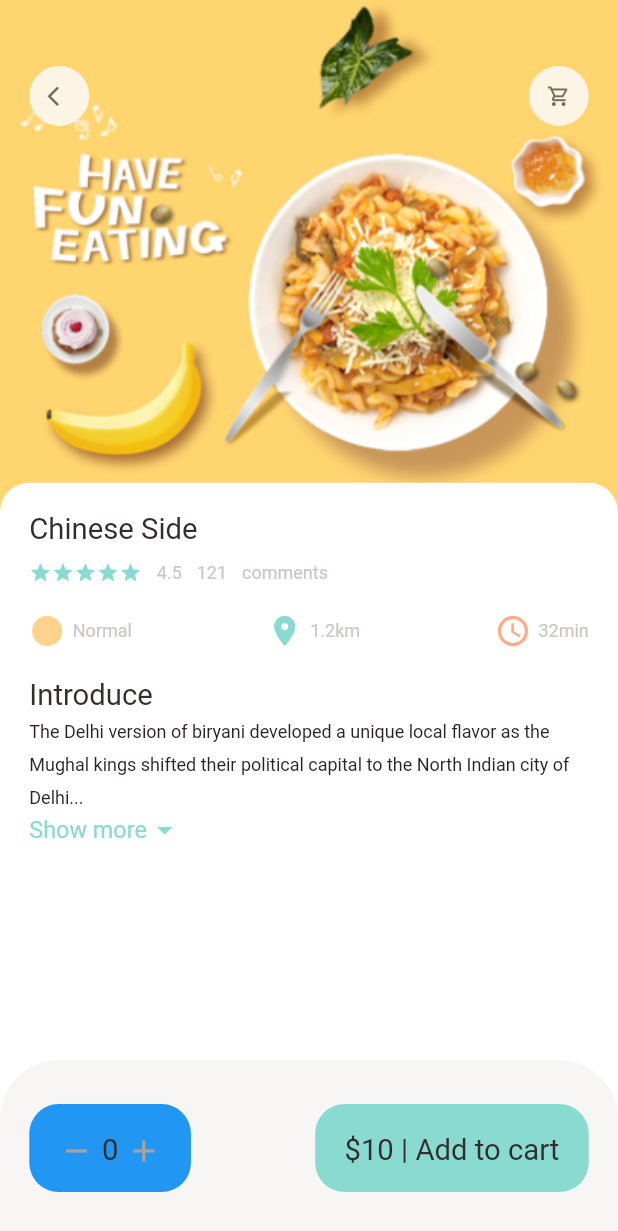
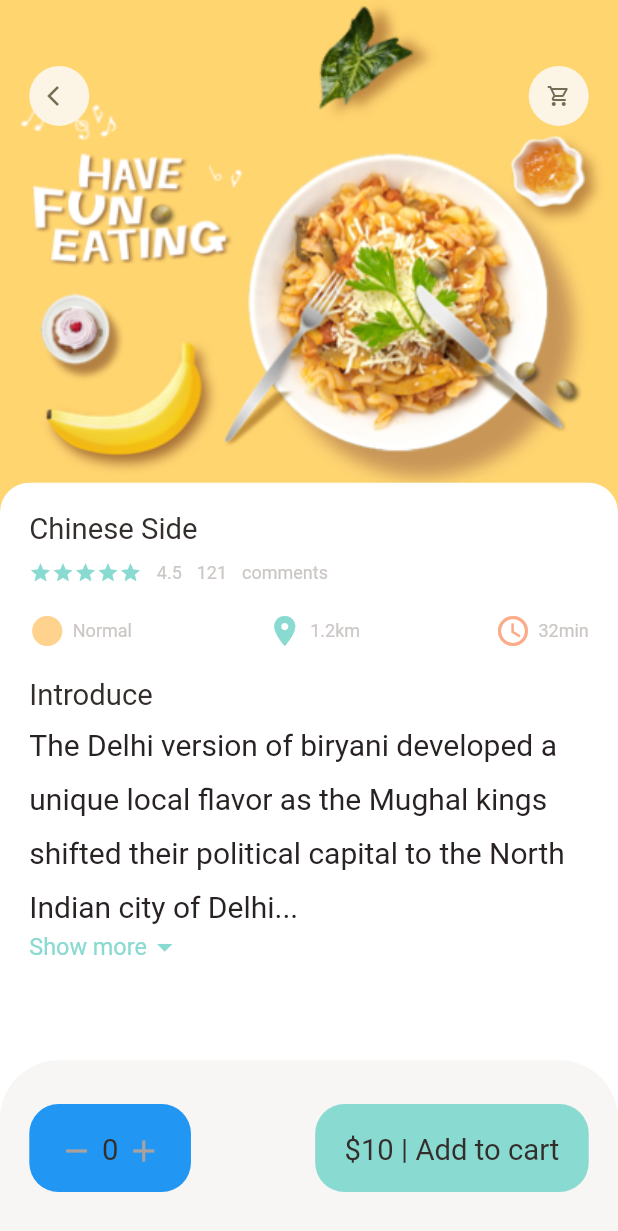
Before and after one commit to dawirashid/food_delivery_demo, a Flutter app: the PopularFoodDetail screen opened directly, on a phone screen of 412 x 824 dp. Shown: the top 1231 px of the screen. Run offline on Flutter 3.47's test engine with Material 2 defaults, Android fonts, the phone set to English and light mode, and no system bars; our stand-ins replace dots_indicator, get.

```diff
--- a/lib/main.dart
+++ b/lib/main.dart
@@ -1,5 +1,6 @@
 import 'package:flutter/material.dart';
 import 'package:food_delivery_demo/pages/food/popular_food_details.dart';
+import 'package:food_delivery_demo/pages/food/recommended_food_detail.dart';
 
 import 'package:food_delivery_demo/pages/home/mainfoodpage.dart';
 import 'package:get/get.dart';
@@ -16,7 +17,7 @@ class MyApp extends StatelessWidget {
   Widget build(BuildContext context) {
     return const GetMaterialApp(
       debugShowCheckedModeBanner: false,
-      home: PopularFoodDetail()
+      home: RecomendedFoodDetail(),
     );
   }
 }
--- a/lib/pages/food/popular_food_details.dart
+++ b/lib/pages/food/popular_food_details.dart
@@ -77,7 +77,8 @@ class PopularFoodDetail extends StatelessWidget {
                     child: SingleChildScrollView(
                       child: ExpandableTextWidget(
                           text:
-                                'The Delhi version of biryani developed a unique local flavor as the Mughal kings shifted their political capital to the North Indian city of Delhi. Until the 1950s, most people cooked biryani in their home and rarely ate at eateries outside of their homes. Hence, restaurants primarily catered to travelers and merchants. Any region that saw more of these two classes of people nurtured more restaurants, and thus their own versions of biryani. This is the reason why most shops that sold biryani in Delhi, tended to be near mosques such as Jama Masjid (for travellers) or traditional shopping districts (such as Chandni Chowk)Each part of Delhi has its own style of biryani, often based on its original purpose, thus giving rise to Nizamuddin biryani, Shahjahanabad biryani, etc. Nizamuddin biryani usually had little expensive meat and spices as it was primarily meant to be made in bulk for offering at the Nizamuddin Dargah shrine and thereafter to be distributed to devotees.[21] A non-dum biryani, using many green chillies, popularized by the Babu Shahi Bawarchi shops located outside the National Sports Club in Delhi is informally called Babu Shahi biryani. Another version of Delhi biryani uses achaar (pickles) and is called achaari biryani'),),
+                              'The Delhi version of biryani developed a unique local flavor as the Mughal kings shifted their political capital to the North Indian city of Delhi. Until the 1950s, most people cooked biryani in their home and rarely ate at eateries outside of their homes. Hence, restaurants primarily catered to travelers and merchants. Any region that saw more of these two classes of people nurtured more restaurants, and thus their own versions of biryani. This is the reason why most shops that sold biryani in Delhi, tended to be near mosques such as Jama Masjid (for travellers) or traditional shopping districts (such as Chandni Chowk)Each part of Delhi has its own style of biryani, often based on its original purpose, thus giving rise to Nizamuddin biryani, Shahjahanabad biryani, etc. Nizamuddin biryani usually had little expensive meat and spices as it was primarily meant to be made in bulk for offering at the Nizamuddin Dargah shrine and thereafter to be distributed to devotees.[21] A non-dum biryani, using many green chillies, popularized by the Babu Shahi Bawarchi shops located outside the National Sports Club in Delhi is informally called Babu Shahi biryani. Another version of Delhi biryani uses achaar (pickles) and is called achaari biryani'),
+                    ),
                   ),
                 ],
               ),
@@ -144,7 +145,8 @@ class PopularFoodDetail extends StatelessWidget {
               ),
               child: BigText(
                 text: '\$10 | Add to cart',
-                )),
+              ),
+            ),
           ],
         ),
       ),
--- a/lib/widgets/app_icon.dart
+++ b/lib/widgets/app_icon.dart
@@ -6,6 +6,7 @@ class AppIcon extends StatelessWidget {
   final Color backgroundColor;
   final Color iconColor;
   final double size;
+  final double iconSize;
 
   const AppIcon({
     Key? key,
@@ -13,6 +14,7 @@ class AppIcon extends StatelessWidget {
     this.backgroundColor = const Color(0xFFFCF4E4),
     this.iconColor = const Color(0xFF756d54),
     this.size = 40,
+    this.iconSize=16,
   }) : super(key: key);
 
   @override
@@ -26,7 +28,7 @@ class AppIcon extends StatelessWidget {
       child: Icon(
         icon,
         color: iconColor,
-        size: Dimensions.iconSize16,
+        size: iconSize,
       ),
     );
   }
--- a/lib/widgets/expandable_text.dart
+++ b/lib/widgets/expandable_text.dart
@@ -49,7 +49,8 @@ class _ExpandableTextWidgetState extends State<ExpandableTextWidget> {
                       ? (firstHalf + '...')
                       : (firstHalf + secondHalf),
                   color: AppColors.paraColor,
-                  height: 1.8, // text spacing
+                  height: 1.8,
+                  size: 20,// text spacing
                 ),
                 InkWell(
                   onTap: () {
```
Lines whose indentation alone changed are shown as unchanged.
